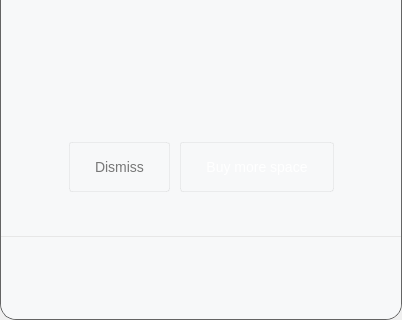
meganz/MEGAsync, file src/MEGASync/gui/linux/InfoDialog.ui: the form before one commit; both pictures show x 0 to 402 and y 244 to 564 of the 402 by 564 pixel window.
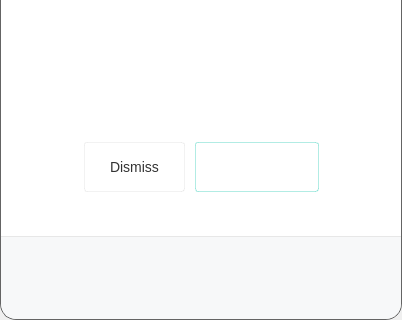
The form after the commit. The open tabs and pages were chosen to show the change. Icons and pictures are not drawn. Custom widgets are drawn as their Qt base class.

Commit message: Update css properties for oq UI components

What changed in the file:
```diff
--- a/src/MEGASync/gui/linux/InfoDialog.ui
+++ b/src/MEGASync/gui/linux/InfoDialog.ui
@@ -1529,6 +1529,9 @@
                            <height>330</height>
                           </size>
                          </property>
+                         <property name="styleSheet">
+                          <string notr="true">background-color: #FFFFFF;</string>
+                         </property>
                          <layout class="QVBoxLayout" name="verticalLayout_2">
                           <property name="spacing">
                            <number>18</number>
@@ -1763,15 +1766,21 @@
                                 <string notr="true">#bDiscard
 {
 
- background-color: qlineargradient(x1: 0, y1: 0, x2: 0, y2: 1,
-                                      stop: 0 #ffffff, stop: 1 #fcfcfc);
+background-color: qlineargradient(x1: 0, y1: 0, x2: 0, y2: 1,
+stop: 0 #ffffff, stop: 1 #fafafa);
  border-radius: 3px;
  border: 1px solid rgba(0, 0, 0, 5%);
  padding: 16px 25px 16px 25px;
  font-family: &quot;Lato&quot;;
  font-size: 14px;
- color: #777777;
-}</string>
+ color: #333333;
+}
+
+#bDiscard::hover
+{
+border: 1px solid rgba(0, 0, 0, 10%);
+}
+</string>
                                </property>
                                <property name="text">
                                 <string>Dismiss</string>
@@ -1795,15 +1804,20 @@
                                <property name="styleSheet">
                                 <string notr="true">#bBuyQuota
 {
+font-family: Lato;
+font-size: 14px;
+border: 1px solid rgba(0,191, 165, 30%);
+border-radius: 3px;
+color: #ffffff;
+padding: 7px 12px 7px 12px;
+background-color: qlineargradient(x1: 0, y1: 0, x2: 0, y2: 1,
+							stop: 0 rgba(0, 204, 176, 1), stop: 1 rgba(0, 172,149,1));
+}
 
- background-color: qlineargradient(x1: 0, y1: 0, x2: 0, y2: 1,
-                                      stop: 0 #ff666b, stop: 1 #ec5257);
- border-radius: 3px;
- border: 1px solid rgba(0, 0, 0, 5%);
- padding: 16px 25px 16px 25px;
- font-family: &quot;Lato&quot;;
- font-size: 14px;
- color: #ffffff;
+
+#bBuyQuota:hover
+{
+	border: 1px solid rgba(0,191, 165, 80%);
 }</string>
                                </property>
                                <property name="text">
```
Left out of the diff: 4 changed lines with no effect on the pictures. The commit also changes 2 other files.
